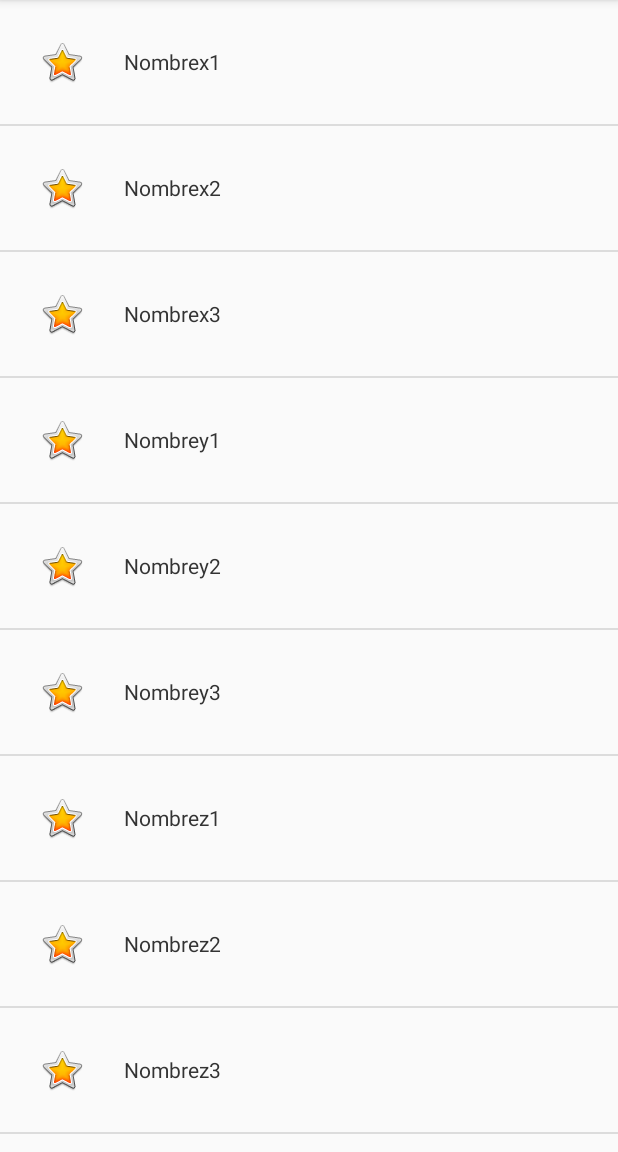
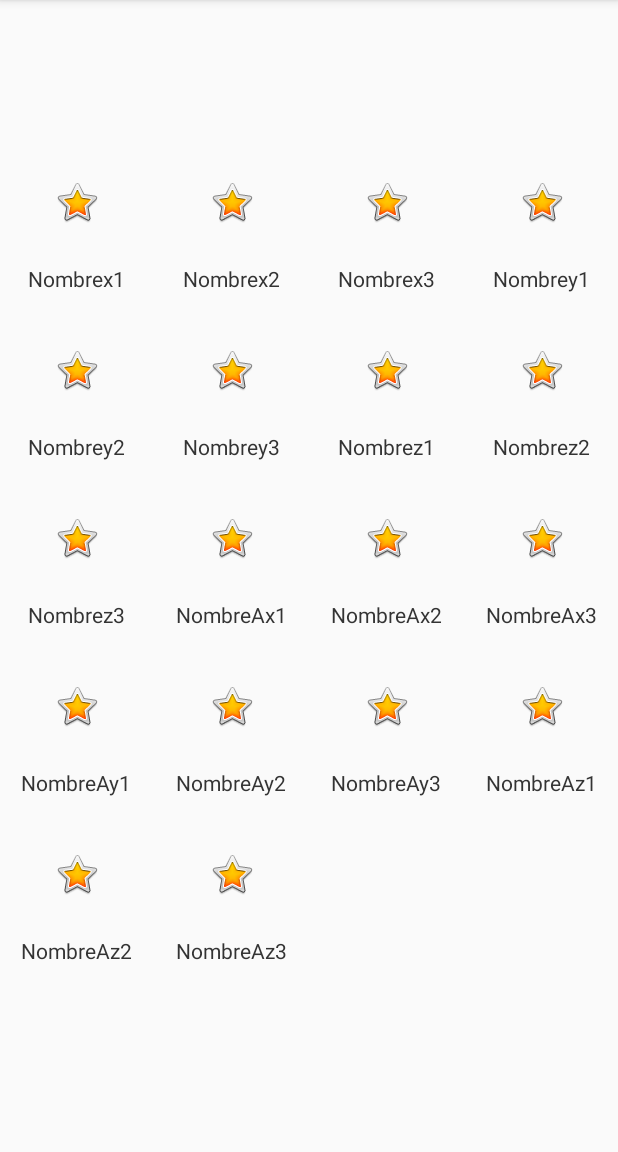
Before and after one commit to asbentos/AndroidCourse, an Android app: the screen it shows after launch (MainActivity before the commit, GridActivity after it), on a phone screen of 412 x 824 dp, the part 84-1236 px from its top. Run offline under Robolectric (Android 15) with nearby library versions, the phone set to English and light mode, and no system bars.

Commit message:
Agrega ejemplo de gridView (muy similar al list view). >># Se reutiliza el adatpador VievHolder creado anteriormente. >> # Se dejan ambos ejemplos. >> # Ver como en el manifest hay qeu cambiar el 'Intent filter' para actualizar cual es la actividad principal.

```diff
--- a/app/src/main/AndroidManifest.xml
+++ b/app/src/main/AndroidManifest.xml
@@ -9,13 +9,16 @@
         android:roundIcon="@mipmap/ic_launcher_round"
         android:supportsRtl="true"
         android:theme="@style/AppTheme">
-        <activity android:name=".MainActivity">
+        <activity android:name=".GridActivity">
             <intent-filter>
                 <action android:name="android.intent.action.MAIN" />
 
                 <category android:name="android.intent.category.LAUNCHER" />
             </intent-filter>
         </activity>
+        <activity android:name=".ListActivity">
+
+        </activity>
     </application>
 
 </manifest>
--- /dev/null
+++ b/app/src/main/java/com/example/listviews/GridActivity.java
@@ -0,0 +1,53 @@
+package com.example.listviews;
+
+import android.support.v7.app.AppCompatActivity;
+import android.os.Bundle;
+import android.view.View;
+import android.widget.AdapterView;
+import android.widget.GridView;
+import android.widget.Toast;
+
+import java.util.ArrayList;
+import java.util.List;
+
+public class GridActivity extends AppCompatActivity {
+
+    private ArrayList<String> names ;
+    private GridView gridView;
+    @Override
+    protected void onCreate(Bundle savedInstanceState) {
+        super.onCreate(savedInstanceState);
+        setContentView(R.layout.activity_grid);
+        gridView = (GridView) findViewById(R.id.gridView);
+
+        names = new ArrayList<String>() {{
+            add("Nombrex1");
+            add("Nombrex2");
+            add("Nombrex3");
+            add("Nombrey1");
+            add("Nombrey2");
+            add("Nombrey3");
+            add("Nombrez1");
+            add("Nombrez2");
+            add("Nombrez3");
+            add("NombreAx1");
+            add("NombreAx2");
+            add("NombreAx3");
+            add("NombreAy1");
+            add("NombreAy2");
+            add("NombreAy3");
+            add("NombreAz1");
+            add("NombreAz2");
+            add("NombreAz3");
+        }};
+        gridView.setOnItemClickListener(new AdapterView.OnItemClickListener() {
+            @Override
+            public void onItemClick(AdapterView<?> parent, View view, int position, long id) {
+                Toast.makeText(GridActivity.this, "Clicked: " + names.get(position), Toast.LENGTH_SHORT).show();
+            }
+        });
+
+        MyAdapter myAdapter = new MyAdapter(this,R.layout.grid_item,names);
+        gridView.setAdapter(myAdapter);
+    }
+}
--- a/app/src/main/java/com/example/listviews/MainActivity.java
+++ b/app/src/main/java/com/example/listviews/ListActivity.java
@@ -11,7 +11,7 @@ import android.widget.Toast;
 import java.util.ArrayList;
 import java.util.List;
 
-public class MainActivity extends AppCompatActivity {
+public class ListActivity extends AppCompatActivity {
     List<TheElement> names = new ArrayList<TheElement>() {{
 
         add(new TheElement("Pep",   "000000"));
--- a/app/src/main/java/com/example/listviews/MyAdapter.java
+++ b/app/src/main/java/com/example/listviews/MyAdapter.java
@@ -49,7 +49,7 @@ public class MyAdapter extends BaseAdapter {
         if (convertView == null){
             //Inflamos la vista uqe ha llegado con nuestro
             LayoutInflater layoutInflater = LayoutInflater.from(this.context);
-            convertView = layoutInflater.inflate(R.layout.list_item,null);
+            convertView = layoutInflater.inflate(this.layout,null);
             holder = new ViewHolder();
 
             //Referenciamos al elemento a agregar y lo rellanamos
--- a/app/src/main/res/layout/activity_main.xml
+++ b/app/src/main/res/layout/activity_grid.xml
@@ -4,16 +4,22 @@
     xmlns:tools="http://schemas.android.com/tools"
     android:layout_width="match_parent"
     android:layout_height="match_parent"
-    tools:context=".MainActivity">
+    tools:context=".GridActivity">
 
+    <GridView
+        android:id="@+id/gridView"
+        android:layout_width="403dp"
+        android:layout_height="574dp"
+        android:layout_marginBottom="8dp"
+        android:columnWidth="90dp"
+        android:gravity="center"
 
-    <ListView
-        android:id="@+id/listView"
-        android:layout_width="wrap_content"
-        android:layout_height="wrap_content"
+        android:horizontalSpacing="10dp"
+        android:numColumns="auto_fit"
+        android:stretchMode="columnWidth"
+        android:verticalSpacing="10dp"
         app:layout_constraintBottom_toBottomOf="parent"
         app:layout_constraintEnd_toEndOf="parent"
         app:layout_constraintStart_toStartOf="parent"
         app:layout_constraintTop_toTopOf="parent" />
-
 </android.support.constraint.ConstraintLayout>
--- /dev/null
+++ b/app/src/main/res/layout/grid_item.xml
@@ -0,0 +1,20 @@
+<?xml version="1.0" encoding="utf-8"?>
+<LinearLayout xmlns:android="http://schemas.android.com/apk/res/android"
+    android:layout_width="match_parent"
+    android:layout_height="120dp"
+    android:orientation="vertical">
+    <ImageView
+        android:layout_width="wrap_content"
+        android:layout_height="wrap_content"
+        android:layout_gravity="center_horizontal"
+        android:layout_margin="25dp"
+        android:src="@android:drawable/btn_star_big_on" />
+
+    <TextView
+        android:id="@+id/textView"
+        android:layout_width="wrap_content"
+        android:layout_height="wrap_content"
+        android:textColor="#333"
+        android:layout_gravity="center_horizontal"
+        android:text="Para ver algo" />
+</LinearLayout>
```
